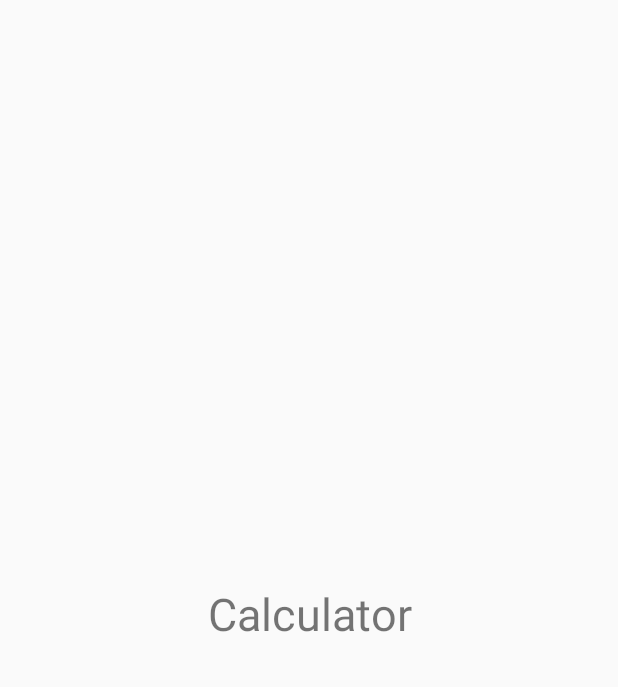
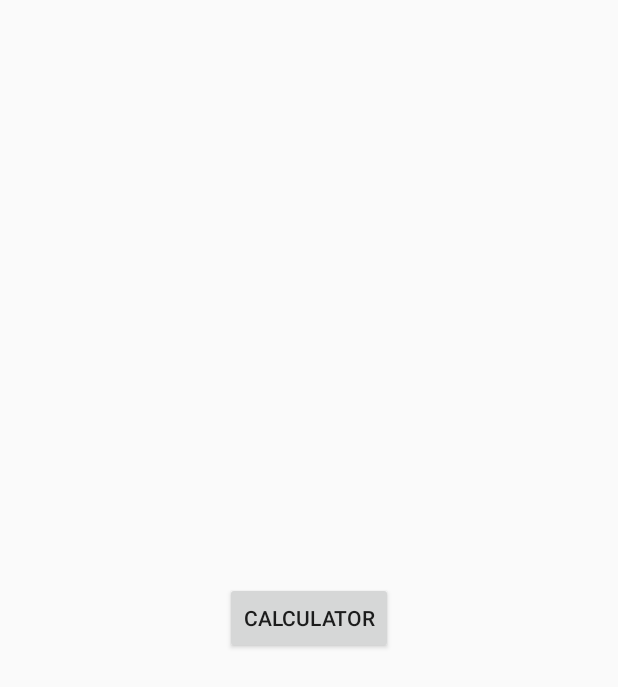
Before and after one commit to Priyanka-Kugapriya/Tute02MAD, an Android app: the layout activity_main.xml on its own in the app's theme, with its tools: preview values and no code run, on a phone screen of 412 x 824 dp. Shown: the top 687 px of the screen. Run offline under Robolectric (Android 15) with nearby library versions, the phone set to English and light mode, and no system bars.

Commit message:
Tute02 Final commit

```diff
--- a/app/src/main/res/layout/activity_main.xml
+++ b/app/src/main/res/layout/activity_main.xml
@@ -6,22 +6,13 @@
     android:layout_height="match_parent"
     tools:context=".MainActivity">
 
-    <TextView
+    <Button
         android:id="@+id/button"
-        android:layout_width="192dp"
-        android:layout_height="47dp"
-        android:layout_marginStart="32dp"
-        android:layout_marginLeft="32dp"
-        android:layout_marginEnd="32dp"
-        android:layout_marginRight="32dp"
-        android:gravity="center_horizontal"
+        android:layout_width="wrap_content"
+        android:layout_height="wrap_content"
         android:text="@string/cal_button"
-        android:textSize="30sp"
         app:layout_constraintBottom_toBottomOf="parent"
         app:layout_constraintEnd_toEndOf="parent"
-        app:layout_constraintLeft_toLeftOf="parent"
-        app:layout_constraintRight_toRightOf="parent"
         app:layout_constraintStart_toStartOf="parent"
         app:layout_constraintTop_toTopOf="parent" />
-
 </androidx.constraintlayout.widget.ConstraintLayout>
--- a/app/src/main/res/layout/activity_second.xml
+++ b/app/src/main/res/layout/activity_second.xml
@@ -131,6 +131,7 @@
         android:layout_marginLeft="16dp"
         android:layout_marginEnd="16dp"
         android:layout_marginRight="16dp"
+        android:textAlignment="center"
         app:layout_constraintBottom_toBottomOf="parent"
         app:layout_constraintEnd_toEndOf="parent"
         app:layout_constraintStart_toStartOf="parent"
```
Also changed, not shown: app/src/main/AndroidManifest.xml (+4 -5 lines), app/src/main/java/com/example/intentsproj/MainActivity.java (+6 -15 lines).
